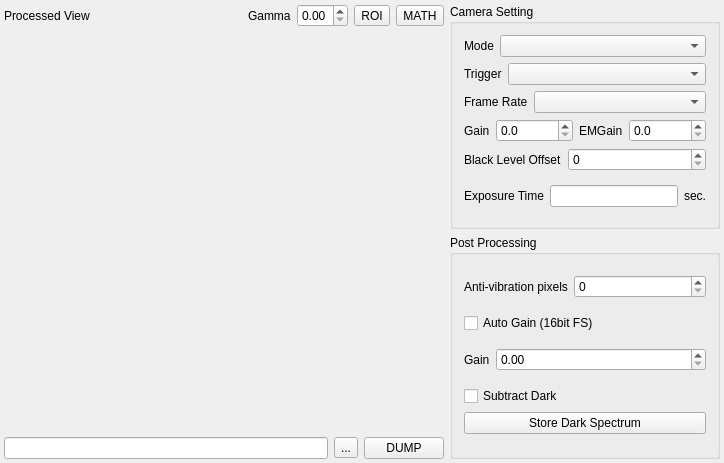
Old version of the form modules/optics/core/digitalcameraform.ui in the repository northriv/KAME.
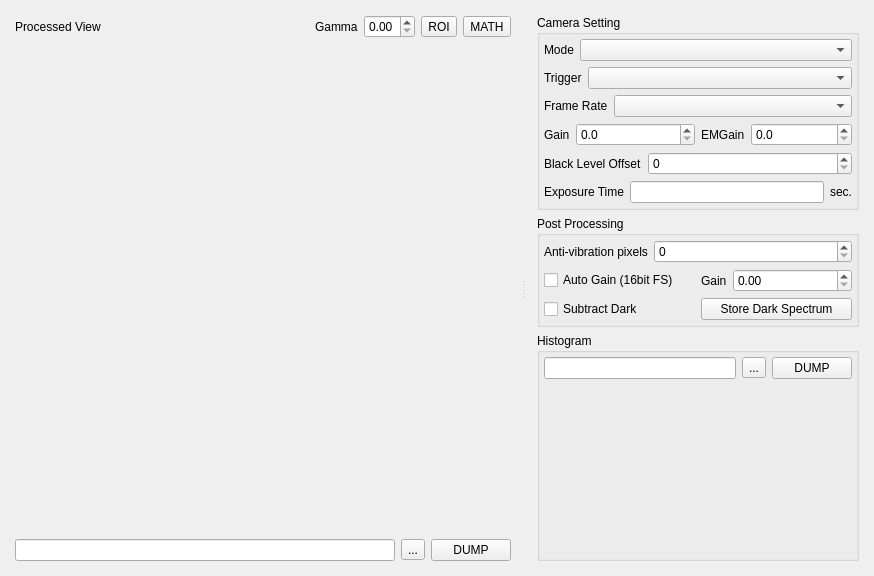
New version of the form. Custom widgets are drawn as their Qt base class.

Commit message: Histogram supported

```diff
--- a/modules/optics/core/digitalcameraform.ui
+++ b/modules/optics/core/digitalcameraform.ui
@@ -6,8 +6,8 @@
    <rect>
     <x>0</x>
     <y>0</y>
-    <width>724</width>
-    <height>463</height>
+    <width>874</width>
+    <height>576</height>
    </rect>
   </property>
   <property name="windowTitle">
@@ -27,7 +27,12 @@
     <property name="bottomMargin">
      <number>4</number>
     </property>
-    <item row="0" column="0" rowspan="2">
+    <item row="0" column="0">
+     <widget class="QSplitter" name="splitter">
+      <property name="orientation">
+       <enum>Qt::Horizontal</enum>
+      </property>
+      <widget class="QWidget" name="layoutWidget">
      <layout class="QVBoxLayout" name="verticalLayout_2">
       <item>
        <layout class="QHBoxLayout" name="horizontalLayout_9">
@@ -103,7 +108,7 @@
         </property>
         <property name="minimumSize">
          <size>
-          <width>53</width>
+            <width>400</width>
           <height>53</height>
          </size>
         </property>
@@ -134,13 +139,33 @@
        </layout>
       </item>
      </layout>
-    </item>
-    <item row="0" column="1">
+      </widget>
+      <widget class="QWidget" name="layoutWidget">
+       <layout class="QVBoxLayout" name="verticalLayout_3">
+        <item>
      <widget class="QGroupBox" name="groupBox">
+          <property name="sizePolicy">
+           <sizepolicy hsizetype="Minimum" vsizetype="Preferred">
+            <horstretch>0</horstretch>
+            <verstretch>0</verstretch>
+           </sizepolicy>
+          </property>
       <property name="title">
        <string>Camera Setting</string>
       </property>
       <layout class="QGridLayout" name="gridLayout_2">
+           <property name="leftMargin">
+            <number>4</number>
+           </property>
+           <property name="topMargin">
+            <number>4</number>
+           </property>
+           <property name="rightMargin">
+            <number>4</number>
+           </property>
+           <property name="bottomMargin">
+            <number>4</number>
+           </property>
        <item row="0" column="0" colspan="2">
         <layout class="QHBoxLayout" name="horizontalLayout">
          <item>
@@ -160,14 +185,21 @@
           </widget>
          </item>
          <item>
-          <widget class="QComboBox" name="m_cmbVideomode"/>
+              <widget class="QComboBox" name="m_cmbVideomode">
+               <property name="sizePolicy">
+                <sizepolicy hsizetype="Minimum" vsizetype="Fixed">
+                 <horstretch>0</horstretch>
+                 <verstretch>0</verstretch>
+                </sizepolicy>
+               </property>
+              </widget>
          </item>
         </layout>
        </item>
-       <item row="1" column="0" colspan="2">
-        <layout class="QHBoxLayout" name="horizontalLayout_6">
+           <item row="3" column="1">
+            <layout class="QHBoxLayout" name="horizontalLayout_11">
          <item>
-          <widget class="QLabel" name="textLabel1_2_5_3_3_10">
+              <widget class="QLabel" name="textLabel1_2_5_3_3_15">
            <property name="sizePolicy">
             <sizepolicy hsizetype="Fixed" vsizetype="Preferred">
              <horstretch>0</horstretch>
@@ -175,7 +207,7 @@
             </sizepolicy>
            </property>
            <property name="text">
-            <string>Trigger</string>
+                <string>EMGain</string>
            </property>
            <property name="wordWrap">
             <bool>false</bool>
@@ -183,7 +215,14 @@
           </widget>
          </item>
          <item>
-          <widget class="QComboBox" name="m_cmbTrigger"/>
+              <widget class="QDoubleSpinBox" name="m_dblEMGain">
+               <property name="decimals">
+                <number>1</number>
+               </property>
+               <property name="maximum">
+                <double>100000.000000000000000</double>
+               </property>
+              </widget>
          </item>
         </layout>
        </item>
@@ -206,7 +245,96 @@
           </widget>
          </item>
          <item>
-          <widget class="QComboBox" name="m_cmbFrameRate"/>
+              <widget class="QComboBox" name="m_cmbFrameRate">
+               <property name="sizePolicy">
+                <sizepolicy hsizetype="Minimum" vsizetype="Fixed">
+                 <horstretch>0</horstretch>
+                 <verstretch>0</verstretch>
+                </sizepolicy>
+               </property>
+              </widget>
+             </item>
+            </layout>
+           </item>
+           <item row="5" column="0" colspan="2">
+            <layout class="QHBoxLayout" name="horizontalLayout_4">
+             <item>
+              <widget class="QLabel" name="textLabel1_2_5_3_3_3">
+               <property name="sizePolicy">
+                <sizepolicy hsizetype="Fixed" vsizetype="Preferred">
+                 <horstretch>0</horstretch>
+                 <verstretch>0</verstretch>
+                </sizepolicy>
+               </property>
+               <property name="text">
+                <string>Exposure Time</string>
+               </property>
+               <property name="wordWrap">
+                <bool>false</bool>
+               </property>
+              </widget>
+             </item>
+             <item>
+              <widget class="QLineEdit" name="m_edExposure">
+               <property name="sizePolicy">
+                <sizepolicy hsizetype="Minimum" vsizetype="Fixed">
+                 <horstretch>0</horstretch>
+                 <verstretch>0</verstretch>
+                </sizepolicy>
+               </property>
+               <property name="minimumSize">
+                <size>
+                 <width>40</width>
+                 <height>0</height>
+                </size>
+               </property>
+              </widget>
+             </item>
+             <item>
+              <widget class="QLabel" name="textLabel1_2_5_3_3_4">
+               <property name="sizePolicy">
+                <sizepolicy hsizetype="Fixed" vsizetype="Preferred">
+                 <horstretch>0</horstretch>
+                 <verstretch>0</verstretch>
+                </sizepolicy>
+               </property>
+               <property name="text">
+                <string>sec.</string>
+               </property>
+               <property name="wordWrap">
+                <bool>false</bool>
+               </property>
+              </widget>
+             </item>
+            </layout>
+           </item>
+           <item row="1" column="0" colspan="2">
+            <layout class="QHBoxLayout" name="horizontalLayout_6">
+             <item>
+              <widget class="QLabel" name="textLabel1_2_5_3_3_10">
+               <property name="sizePolicy">
+                <sizepolicy hsizetype="Fixed" vsizetype="Preferred">
+                 <horstretch>0</horstretch>
+                 <verstretch>0</verstretch>
+                </sizepolicy>
+               </property>
+               <property name="text">
+                <string>Trigger</string>
+               </property>
+               <property name="wordWrap">
+                <bool>false</bool>
+               </property>
+              </widget>
+             </item>
+             <item>
+              <widget class="QComboBox" name="m_cmbTrigger">
+               <property name="sizePolicy">
+                <sizepolicy hsizetype="Minimum" vsizetype="Fixed">
+                 <horstretch>0</horstretch>
+                 <verstretch>0</verstretch>
+                </sizepolicy>
+               </property>
+              </widget>
          </item>
         </layout>
        </item>
@@ -240,36 +368,6 @@
          </item>
         </layout>
        </item>
-       <item row="3" column="1">
-        <layout class="QHBoxLayout" name="horizontalLayout_11">
-         <item>
-          <widget class="QLabel" name="textLabel1_2_5_3_3_15">
-           <property name="sizePolicy">
-            <sizepolicy hsizetype="Fixed" vsizetype="Preferred">
-             <horstretch>0</horstretch>
-             <verstretch>0</verstretch>
-            </sizepolicy>
-           </property>
-           <property name="text">
-            <string>EMGain</string>
-           </property>
-           <property name="wordWrap">
-            <bool>false</bool>
-           </property>
-          </widget>
-         </item>
-         <item>
-          <widget class="QDoubleSpinBox" name="m_dblEMGain">
-           <property name="decimals">
-            <number>1</number>
-           </property>
-           <property name="maximum">
-            <double>100000.000000000000000</double>
-           </property>
-          </widget>
-         </item>
-        </layout>
-       </item>
        <item row="4" column="0" colspan="2">
         <layout class="QHBoxLayout" name="_2">
          <item>
@@ -300,67 +398,39 @@
          </item>
         </layout>
        </item>
-       <item row="5" column="0" colspan="2">
-        <layout class="QHBoxLayout" name="horizontalLayout_4">
-         <item>
-          <widget class="QLabel" name="textLabel1_2_5_3_3_3">
-           <property name="sizePolicy">
-            <sizepolicy hsizetype="Fixed" vsizetype="Preferred">
-             <horstretch>0</horstretch>
-             <verstretch>0</verstretch>
-            </sizepolicy>
-           </property>
-           <property name="text">
-            <string>Exposure Time</string>
-           </property>
-           <property name="wordWrap">
-            <bool>false</bool>
-           </property>
-          </widget>
-         </item>
-         <item>
-          <widget class="QLineEdit" name="m_edExposure">
-           <property name="sizePolicy">
-            <sizepolicy hsizetype="Preferred" vsizetype="Fixed">
-             <horstretch>0</horstretch>
-             <verstretch>0</verstretch>
-            </sizepolicy>
-           </property>
-           <property name="minimumSize">
-            <size>
-             <width>40</width>
-             <height>0</height>
-            </size>
-           </property>
-          </widget>
-         </item>
-         <item>
-          <widget class="QLabel" name="textLabel1_2_5_3_3_4">
-           <property name="sizePolicy">
-            <sizepolicy hsizetype="Fixed" vsizetype="Preferred">
-             <horstretch>0</horstretch>
-             <verstretch>0</verstretch>
-            </sizepolicy>
-           </property>
-           <property name="text">
-            <string>sec.</string>
-           </property>
-           <property name="wordWrap">
-            <bool>false</bool>
-           </property>
-          </widget>
-         </item>
-        </layout>
-       </item>
-      </layout>
-     </widget>
-    </item>
-    <item row="1" column="1">
+          </layout>
+         </widget>
+        </item>
+        <item>
      <widget class="QGroupBox" name="groupBox_2">
+          <property name="sizePolicy">
+           <sizepolicy hsizetype="Preferred" vsizetype="Fixed">
+            <horstretch>0</horstretch>
+            <verstretch>0</verstretch>
+           </sizepolicy>
+          </property>
+          <property name="minimumSize">
+           <size>
+            <width>0</width>
+            <height>0</height>
+           </size>
+          </property>
       <property name="title">
        <string>Post Processing</string>
       </property>
-      <layout class="QVBoxLayout" name="verticalLayout_4">
+          <layout class="QVBoxLayout" name="verticalLayout">
+           <property name="leftMargin">
+            <number>4</number>
+           </property>
+           <property name="topMargin">
+            <number>4</number>
+           </property>
+           <property name="rightMargin">
+            <number>4</number>
+           </property>
+           <property name="bottomMargin">
+            <number>4</number>
+           </property>
        <item>
         <layout class="QHBoxLayout" name="_3">
          <item>
@@ -392,6 +462,8 @@
         </layout>
        </item>
        <item>
+            <layout class="QHBoxLayout" name="horizontalLayout_13">
+             <item>
         <widget class="QCheckBox" name="m_ckbAutoGainProcessed">
          <property name="text">
           <string>Auto Gain (16bit FS)</string>
@@ -425,8 +497,10 @@
          </item>
         </layout>
        </item>
+            </layout>
+           </item>
        <item>
-        <layout class="QVBoxLayout" name="verticalLayout">
+            <layout class="QHBoxLayout" name="horizontalLayout_7">
          <item>
           <widget class="QCheckBox" name="m_ckbSubtractDark">
            <property name="text">
@@ -444,6 +518,77 @@
         </layout>
        </item>
       </layout>
+         </widget>
+        </item>
+        <item>
+         <widget class="QGroupBox" name="groupBox_3">
+          <property name="sizePolicy">
+           <sizepolicy hsizetype="Minimum" vsizetype="Expanding">
+            <horstretch>0</horstretch>
+            <verstretch>0</verstretch>
+           </sizepolicy>
+          </property>
+          <property name="title">
+           <string>Histogram</string>
+          </property>
+          <layout class="QVBoxLayout" name="verticalLayout_5">
+           <property name="leftMargin">
+            <number>4</number>
+           </property>
+           <property name="topMargin">
+            <number>4</number>
+           </property>
+           <property name="rightMargin">
+            <number>4</number>
+           </property>
+           <property name="bottomMargin">
+            <number>4</number>
+           </property>
+           <item>
+            <layout class="QHBoxLayout" name="horizontalLayout_12">
+             <item>
+              <widget class="QLineEdit" name="m_edHistDump"/>
+             </item>
+             <item>
+              <widget class="QToolButton" name="m_tbHistDump">
+               <property name="text">
+                <string>...</string>
+               </property>
+              </widget>
+             </item>
+             <item>
+              <widget class="QPushButton" name="m_btnHistDump">
+               <property name="text">
+                <string>DUMP</string>
+               </property>
+               <property name="autoDefault">
+                <bool>false</bool>
+               </property>
+              </widget>
+             </item>
+            </layout>
+           </item>
+           <item>
+            <widget class="XQGraph" name="m_graphwidgetHist" native="true">
+             <property name="sizePolicy">
+              <sizepolicy hsizetype="Preferred" vsizetype="Expanding">
+               <horstretch>0</horstretch>
+               <verstretch>0</verstretch>
+              </sizepolicy>
+             </property>
+             <property name="minimumSize">
+              <size>
+               <width>53</width>
+               <height>53</height>
+              </size>
+             </property>
+            </widget>
+           </item>
+          </layout>
+         </widget>
+        </item>
+       </layout>
+      </widget>
      </widget>
     </item>
    </layout>
```
Lines whose indentation alone changed are shown as unchanged. The commit also changes 2 other files.
